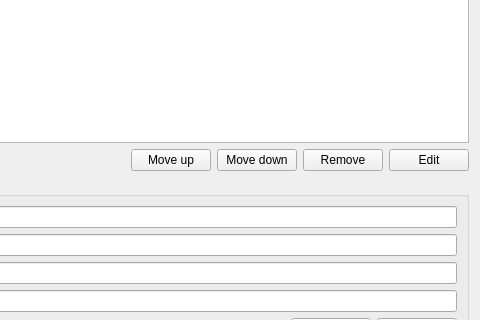
The window that ui/RuleManagerWindow.ui (mym-br/gama_tts_editor) describes before a commit, drawn with Qt 5; both pictures show x 720 to 1200 and y 191 to 511 of the 1200 by 800 pixel window.
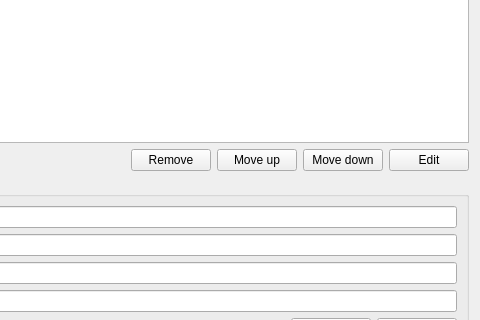
The same window after the commit.

The edit to the form file:
```diff
--- a/ui/RuleManagerWindow.ui
+++ b/ui/RuleManagerWindow.ui
@@ -46,6 +46,13 @@
         </property>
        </spacer>
       </item>
+      <item>
+       <widget class="QPushButton" name="removeButton">
+        <property name="text">
+         <string>Remove</string>
+        </property>
+       </widget>
+      </item>
       <item>
        <widget class="QPushButton" name="moveUpButton">
         <property name="text">
@@ -60,13 +67,6 @@
         </property>
        </widget>
       </item>
-      <item>
-       <widget class="QPushButton" name="removeButton">
-        <property name="text">
-         <string>Remove</string>
-        </property>
-       </widget>
-      </item>
       <item>
        <widget class="QPushButton" name="editButton">
         <property name="text">
```
